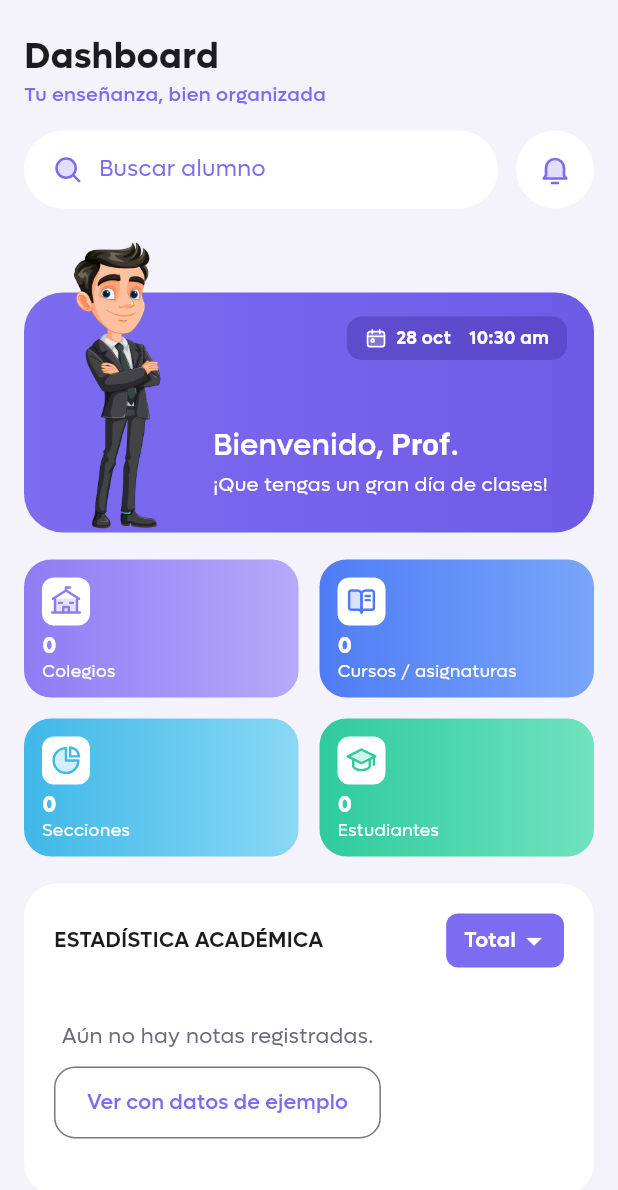
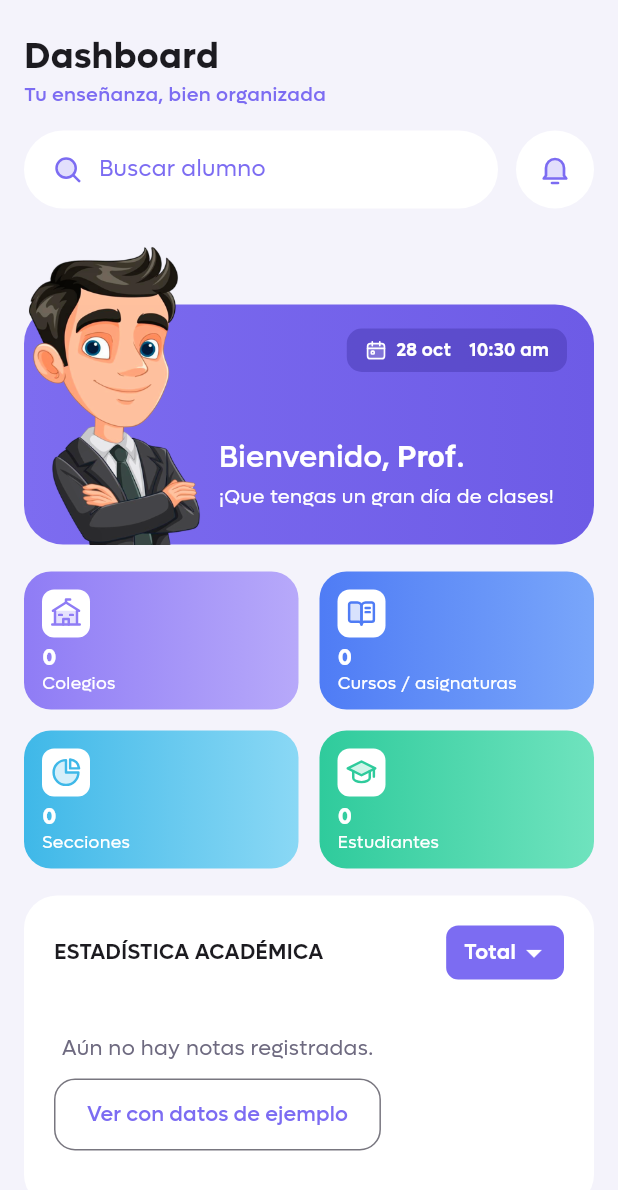
Before and after one commit to modocachimbo/kipu-docente, a Flutter app: the Inicio screen opened directly, on a phone screen of 412 x 824 dp. Shown: the top 1190 px of the screen. Run offline on Flutter 3.47's test engine with Material 3 defaults, Android fonts, the phone set to English and light mode, and no system bars; our stand-ins replace drift, drift_flutter, flutter_svg; accounts and stored records are empty; generated files the repository leaves out were written again.

Commit message:
Saludo: personaje de medio cuerpo saliendo de la tarjeta y texto junto a él
Co-Authored-By: Claude Opus 5.5 <noreply@anthropic.com>
Claude-Session: https://claude.ai/code/session_01C2QxWM1JnEXWgb4UAFoegT

```diff
--- a/lib/screens/inicio.dart
+++ b/lib/screens/inicio.dart
@@ -308,14 +308,18 @@ class _SaludoState extends State<_Saludo> {
           return LayoutBuilder(builder: (context, c) {
             final chico = c.maxWidth < 560;
             final alto = chico ? 160.0 : 170.0;
-            final figura = chico ? 120.0 : 190.0;
+            // El personaje se ve de la cintura para arriba, con la cabeza
+            // sobresaliendo de la tarjeta.
+            final margen = chico ? 44.0 : 60.0;
+            final alturaFigura = (alto + margen) * 1.9;
+            final figura = alturaFigura * (esProfesora ? 0.37 : 0.33);
             return SizedBox(
-              height: alto + 36,
+              height: alto + margen,
               child: Stack(
                 clipBehavior: Clip.none,
                 children: [
                   Positioned.fill(
-                    top: 36,
+                    top: margen,
                     child: Container(
                       decoration: BoxDecoration(
                         borderRadius: BorderRadius.circular(26),
@@ -326,7 +330,7 @@ class _SaludoState extends State<_Saludo> {
                     ),
                   ),
                   Positioned(
-                    top: 52,
+                    top: margen + 16,
                     right: 18,
                     child: Container(
                       padding: const EdgeInsets.symmetric(
@@ -365,20 +369,27 @@ class _SaludoState extends State<_Saludo> {
                     ),
                   ),
                   Positioned(
-                    left: chico ? 4 : 26,
+                    left: chico ? 0 : 22,
+                    top: 0,
                     bottom: 0,
-                    child: Image.asset(
-                      esProfesora
-                          ? 'assets/img/profesora.png'
-                          : 'assets/img/profesor.png',
-                      height: alto + 36,
-                      width: figura,
-                      fit: BoxFit.fitHeight,
-                      alignment: Alignment.bottomCenter,
+                    width: figura,
+                    child: ClipRect(
+                      child: OverflowBox(
+                        alignment: Alignment.topCenter,
+                        maxHeight: alturaFigura,
+                        child: Image.asset(
+                          esProfesora
+                              ? 'assets/img/profesora.png'
+                              : 'assets/img/profesor.png',
+                          height: alturaFigura,
+                          fit: BoxFit.fitHeight,
+                          alignment: Alignment.topCenter,
+                        ),
+                      ),
                     ),
                   ),
                   Positioned(
-                    left: figura + (chico ? 6 : 40),
+                    left: (chico ? 0 : 22) + figura + (chico ? 2 : 10),
                     right: 18,
                     bottom: chico ? 22 : 34,
                     child: Column(
```
